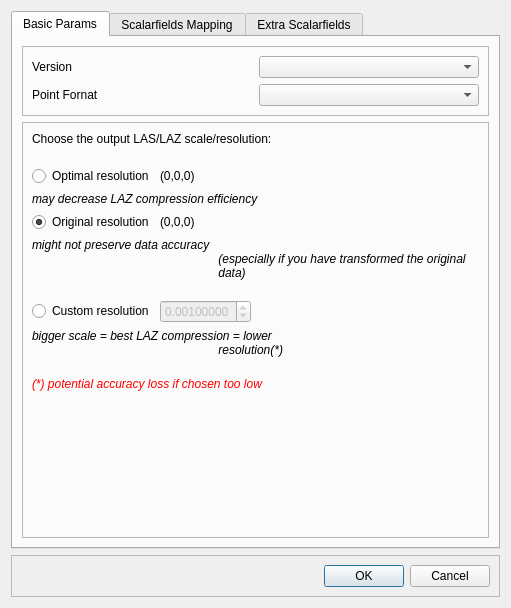
Qt form plugins/core/IO/qLASIO/ui/lassavedialog.ui (CloudCompare/CloudCompare) before a commit.
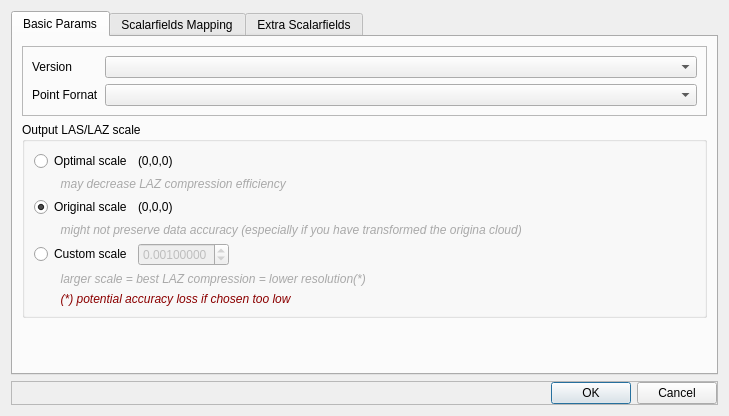
The same form after that commit.

Commit message: Udate syntax and GUI display

Diff of the .ui file:
```diff
--- a/plugins/core/IO/qLASIO/ui/lassavedialog.ui
+++ b/plugins/core/IO/qLASIO/ui/lassavedialog.ui
@@ -6,8 +6,8 @@
             <rect>
                 <x>0</x>
                 <y>0</y>
-                <width>511</width>
-                <height>608</height>
+    <width>662</width>
+    <height>416</height>
             </rect>
         </property>
         <property name="windowTitle">
@@ -26,67 +26,54 @@
                         <layout class="QVBoxLayout" name="verticalLayout_3">
                             <item>
                                 <widget class="QFrame" name="optionFrame">
+         <property name="sizePolicy">
+          <sizepolicy hsizetype="Preferred" vsizetype="Maximum">
+           <horstretch>0</horstretch>
+           <verstretch>0</verstretch>
+          </sizepolicy>
+         </property>
                                     <property name="frameShape">
                                         <enum>QFrame::StyledPanel</enum>
                                     </property>
                                     <property name="frameShadow">
                                         <enum>QFrame::Raised</enum>
                                     </property>
-                                    <layout class="QVBoxLayout" name="verticalLayout">
-                                        <item>
-                                            <layout class="QHBoxLayout" name="horizontalLayout_4">
-                                                <item>
+         <layout class="QFormLayout" name="formLayout">
+          <item row="0" column="0">
                                                     <widget class="QLabel" name="label">
                                                         <property name="text">
                                                             <string>Version</string>
                                                         </property>
                                                     </widget>
                                                 </item>
-                                                <item>
+          <item row="0" column="1">
                                                     <widget class="QComboBox" name="versionComboBox"/>
                                                 </item>
-                                            </layout>
-                                        </item>
-                                        <item>
-                                            <layout class="QHBoxLayout" name="horizontalLayout_3">
-                                                <item>
+          <item row="1" column="0">
                                                     <widget class="QLabel" name="label_2">
                                                         <property name="text">
                                                             <string>Point Fornat</string>
                                                         </property>
                                                     </widget>
                                                 </item>
-                                                <item>
+          <item row="1" column="1">
                                                     <widget class="QComboBox" name="pointFormatComboBox"/>
                                                 </item>
                                             </layout>
-                                        </item>
-                                    </layout>
                                 </widget>
                             </item>
                             <item>
-                                <widget class="QFrame" name="frame">
-                                    <property name="frameShape">
-                                        <enum>QFrame::StyledPanel</enum>
-                                    </property>
-                                    <property name="frameShadow">
-                                        <enum>QFrame::Raised</enum>
+        <widget class="QGroupBox" name="outputResolutionGroupBox">
+         <property name="title">
+          <string>Output LAS/LAZ scale</string>
                                     </property>
                                     <layout class="QVBoxLayout" name="verticalLayout_5">
-                                        <item>
-                                            <widget class="QLabel" name="label_4">
-                                                <property name="text">
-                                                    <string>Choose the output LAS/LAZ scale/resolution:
-                                                    </string>
-                                                </property>
-                                            </widget>
-                                        </item>
                                         <item>
                                             <layout class="QHBoxLayout" name="horizontalLayout_12">
                                                 <item>
                                                     <widget class="QRadioButton" name="bestRadioButton_2">
                                                         <property name="text">
-                                                            <string>Optimal resolution</string>
+               <string>Optimal scale</string>
                                                         </property>
                                                     </widget>
                                                 </item>
@@ -114,18 +101,17 @@
                                         </item>
                                         <item>
                                             <widget class="QLabel" name="labelOptimal">
-                                                <property name="font">
-                                                    <font>
-                                                        <italic>true</italic>
-                                                    </font>
-                                                </property>
                                                 <property name="toolTip">
                                                     <string>Ensures optimal accuracy (up to 10^-7
                                                         absolute)
                                                     </string>
                                                 </property>
+            <property name="styleSheet">
+             <string notr="true">color:darkgrey;
+font: italic;</string>
+            </property>
                                                 <property name="text">
-                                                    <string>may decrease LAZ compression efficiency</string>
+             <string>        may decrease LAZ compression efficiency</string>
                                                 </property>
                                             </widget>
                                         </item>
@@ -134,7 +120,7 @@
                                                 <item>
                                                     <widget class="QRadioButton" name="origRadioButton_2">
                                                         <property name="text">
-                                                            <string>Original resolution</string>
+               <string>Original scale</string>
                                                         </property>
                                                         <property name="checkable">
                                                             <bool>true</bool>
@@ -168,16 +154,12 @@
                                         </item>
                                         <item>
                                             <widget class="QLabel" name="labelOriginal">
-                                                <property name="font">
-                                                    <font>
-                                                        <italic>true</italic>
-                                                    </font>
+            <property name="styleSheet">
+             <string notr="true">color:darkgrey;
+font: italic;</string>
                                                 </property>
                                                 <property name="text">
-                                                    <string>might not preserve data accuracy
-                                                        (especially if you have transformed the original
-                                                        data)
-                                                    </string>
+             <string>        might not preserve data accuracy (especially if you have transformed the origina cloud)                                                    </string>
                                                 </property>
                                             </widget>
                                         </item>
@@ -186,7 +168,7 @@
                                                 <item>
                                                     <widget class="QRadioButton" name="customRadioButton_2">
                                                         <property name="text">
-                                                            <string>Custom resolution</string>
+               <string>Custom scale</string>
                                                         </property>
                                                     </widget>
                                                 </item>
@@ -232,32 +214,27 @@
                                         </item>
                                         <item>
                                             <widget class="QLabel" name="labelCustom">
-                                                <property name="font">
-                                                    <font>
-                                                        <italic>true</italic>
-                                                    </font>
+            <property name="styleSheet">
+             <string notr="true">color:darkgrey;
+font: italic;</string>
                                                 </property>
                                                 <property name="text">
-                                                    <string>bigger scale = best LAZ compression = lower
-                                                        resolution(*)
-                                                    </string>
+             <string>        larger scale = best LAZ compression = lower resolution(*)</string>
                                                 </property>
                                             </widget>
                                         </item>
                                         <item>
                                             <widget class="QLabel" name="label_5">
-                                                <property name="font">
-                                                    <font>
-                                                        <italic>true</italic>
-                                                    </font>
-                                                </property>
                                                 <property name="styleSheet">
-                                                    <string notr="true">color: red;</string>
+             <string notr="true">color:darkred;
+font: italic;</string>
                                                 </property>
                                                 <property name="text">
-                                                    <string>(*) potential accuracy loss if chosen too low
-                                                    </string>
-                                                </property>
+             <string>        (*) potential accuracy loss if chosen too low</string>
+            </property>
+           </widget>
+          </item>
+         </layout>
                                             </widget>
                                         </item>
                                         <item>
@@ -275,9 +252,6 @@
                                         </item>
                                     </layout>
                                 </widget>
-                            </item>
-                        </layout>
-                    </widget>
                     <widget class="QWidget" name="scalarFieldsMappingTab">
                         <attribute name="title">
                             <string>Scalarfields Mapping</string>
@@ -337,9 +311,19 @@
                     <property name="frameShadow">
                         <enum>QFrame::Raised</enum>
                     </property>
-                    <layout class="QHBoxLayout" name="horizontalLayout_2">
-                        <item>
                             <layout class="QHBoxLayout" name="horizontalLayout">
+      <property name="leftMargin">
+       <number>0</number>
+      </property>
+      <property name="topMargin">
+       <number>0</number>
+      </property>
+      <property name="rightMargin">
+       <number>0</number>
+      </property>
+      <property name="bottomMargin">
+       <number>0</number>
+      </property>
                                 <item>
                                     <spacer name="horizontalSpacer">
                                         <property name="orientation">
@@ -347,7 +331,7 @@
                                         </property>
                                         <property name="sizeHint" stdset="0">
                                             <size>
-                                                <width>40</width>
+          <width>315</width>
                                                 <height>20</height>
                                             </size>
                                         </property>
@@ -362,8 +346,6 @@
                                             <set>QDialogButtonBox::Cancel|QDialogButtonBox::Ok</set>
                                         </property>
                                     </widget>
-                                </item>
-                            </layout>
                         </item>
                     </layout>
                 </widget>
```
Left out of the diff: 34 changed lines with no effect on the pictures. Lines whose indentation alone changed are shown as unchanged. The commit also changes 6 other files.
